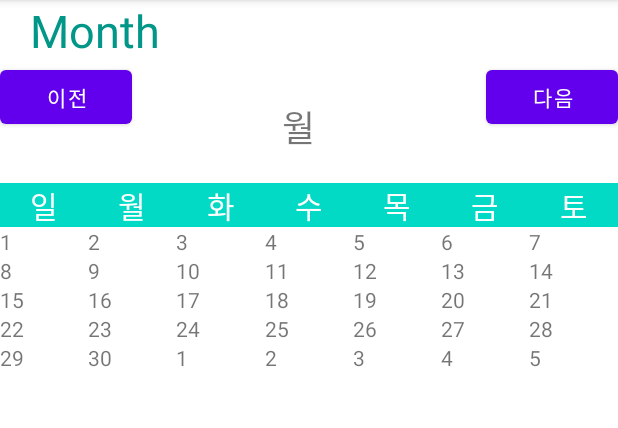
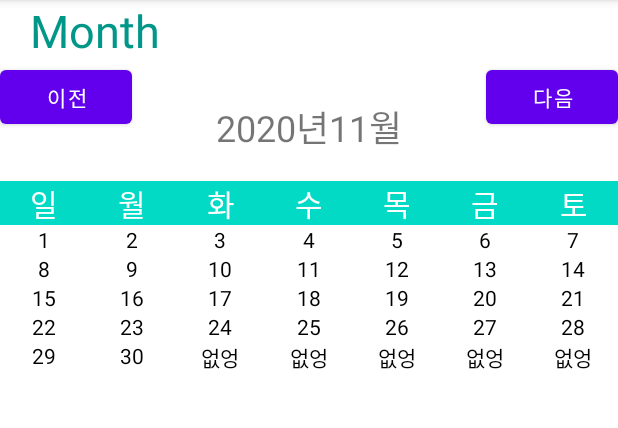
Before and after one commit to WallGGom/MapmO, an Android app: the MemoMonthActivity screen opened directly, with no data from a screen before it, on a phone screen of 412 x 824 dp, the part 84-512 px from its top. Run offline under Robolectric (Android 15) with nearby library versions, the phone set to English and light mode, and no system bars; our stand-ins replace Room's generated code.

Commit message:
S03P31D203-73 | Update Memo Form | 김희정

```diff
--- a/MapmO/app/src/main/java/com/example/mapmo/MemoMonthActivity.kt
+++ b/MapmO/app/src/main/java/com/example/mapmo/MemoMonthActivity.kt
@@ -56,6 +56,7 @@ class MemoMonthActivity : AppCompatActivity(), GestureDetector.OnGestureListener
         Log.e("weeks", presentWeek2.toString())
         var data:MutableList<ListMonthData> = setMonthData(presentWeek2)
         var adapter = MonthDateAdapter()
+        month2.text = presentYear2.toString() + "년" + presentMonth2.toString() + "월"
 
         adapter.listData = data
         re_month_date.adapter = adapter
@@ -70,6 +71,9 @@ class MemoMonthActivity : AppCompatActivity(), GestureDetector.OnGestureListener
             adapter.listData = data
             re_month_date.adapter = adapter
             re_month_date.layoutManager = GridLayoutManager(this, 7)
+            month2.text = presentYear2.toString() + "년" + presentMonth2.toString() + "월"
+            //Log.e("하이", presentMonth2.toString())
+            //Log.e("바이", presentYear2.toString())
         }
 
         next_month.setOnClickListener {
@@ -82,7 +86,7 @@ class MemoMonthActivity : AppCompatActivity(), GestureDetector.OnGestureListener
             adapter.listData = data
             re_month_date.adapter = adapter
             re_month_date.layoutManager = GridLayoutManager(this, 7)
-
+            month2.text = presentYear2.toString() + "년" + presentMonth2.toString() + "월"
         }
 
 
--- a/MapmO/app/src/main/java/com/example/mapmo/MonthDateAdapter.kt
+++ b/MapmO/app/src/main/java/com/example/mapmo/MonthDateAdapter.kt
@@ -8,7 +8,7 @@ import kotlinx.android.synthetic.main.month_date_item.view.*
 
 class MonthDateAdapter : RecyclerView.Adapter<MonthHolder>() {
     var listData = mutableListOf<ListMonthData>()
-
+    var flag = false
     override fun onCreateViewHolder(parent: ViewGroup, viewType: Int): MonthHolder {
         val view = LayoutInflater.from(parent.context).inflate(R.layout.month_date_item, parent, false)
         return MonthHolder(view)
@@ -20,12 +20,27 @@ class MonthDateAdapter : RecyclerView.Adapter<MonthHolder>() {
 
     override fun onBindViewHolder(holder: MonthHolder, position: Int) {
         var data = listData.get(position)
-        holder.bind(data)
+        if ((data.number == 1) and (!flag)) {
+            flag = true
+        } else if ((data.number == 1) and (flag)) {
+            flag = false
+        }
+
+        holder.bind(data, flag)
     }
 }
 
 class MonthHolder(itemView: View) : RecyclerView.ViewHolder(itemView) {
-    fun bind(listdata: ListMonthData) {
-        itemView.month_date.text = "${listdata.number}"
+    fun bind(listdata: ListMonthData, flag: Boolean) {
+        if (!flag) {
+//            itemView.month_date.text = "${listdata.number}"
+            itemView.month_date.text = "없엉"
+//            itemView.month_date.setTextColor(255)
+            itemView.month_date.isClickable = false
+        } else {
+            itemView.month_date.text = "${listdata.number}"
+//            itemView.month_date.setTextColor(0)
+            itemView.month_date.isClickable = true
+        }
     }
 }
--- a/MapmO/app/src/main/res/layout/activity_month.xml
+++ b/MapmO/app/src/main/res/layout/activity_month.xml
@@ -152,15 +152,14 @@
 
     <TextView
         android:id="@+id/month2"
-        android:layout_width="36dp"
-        android:layout_height="31dp"
+        android:layout_width="148dp"
+        android:layout_height="30dp"
         android:layout_marginStart="187dp"
-        android:layout_marginLeft="187dp"
         android:layout_marginTop="26dp"
         android:layout_marginEnd="188dp"
-        android:layout_marginRight="188dp"
         android:layout_marginBottom="24dp"
         android:text="월"
+        android:gravity="center"
         android:textSize="24sp"
         app:layout_constraintBottom_toTopOf="@+id/daysLayout"
         app:layout_constraintEnd_toEndOf="parent"
--- a/MapmO/app/src/main/res/layout/fragment_week_date.xml
+++ b/MapmO/app/src/main/res/layout/fragment_week_date.xml
@@ -14,6 +14,9 @@
         android:id="@+id/sundayTxtView"
         style="@style/days_style"
         android:background="#FFFFFF"
+        android:gravity="center"
+
+        android:text="1"
         android:textColor="#E91E63"
         android:textColorLink="#009688"
         app:layout_constraintDimensionRatio="2:1"
@@ -25,6 +28,8 @@
         android:id="@+id/mondayTxtView"
         style="@style/days_style"
         android:background="#FFFFFF"
+        android:gravity="center"
+        android:text="2"
         app:layout_constraintDimensionRatio="2:1"
         app:layout_constraintEnd_toStartOf="@+id/tuedayTxtView"
         app:layout_constraintStart_toEndOf="@+id/sundayTxtView"
--- a/MapmO/app/src/main/res/layout/month_date_item.xml
+++ b/MapmO/app/src/main/res/layout/month_date_item.xml
@@ -7,8 +7,11 @@
     <TextView
         android:id="@+id/month_date"
         android:layout_width="0dp"
+        android:gravity="center"
         android:layout_weight="1"
         android:layout_height="wrap_content"
+        android:textColor="@color/black"
+        android:clickable="false"
         android:text="date"/>
 
 </LinearLayout>
--- a/MapmO/app/src/main/res/layout/week_date_item.xml
+++ b/MapmO/app/src/main/res/layout/week_date_item.xml
@@ -10,6 +10,7 @@
         android:layout_width="0dp"
         android:layout_weight="1"
         android:layout_height="wrap_content"
-        android:text="date"/>
+        android:text="date"
+        android:gravity="center" />
 
 </LinearLayout>
```
Also changed, not shown: MapmO/app/src/main/res/layout/fragment_month_date.xml (+72 -45 lines).
